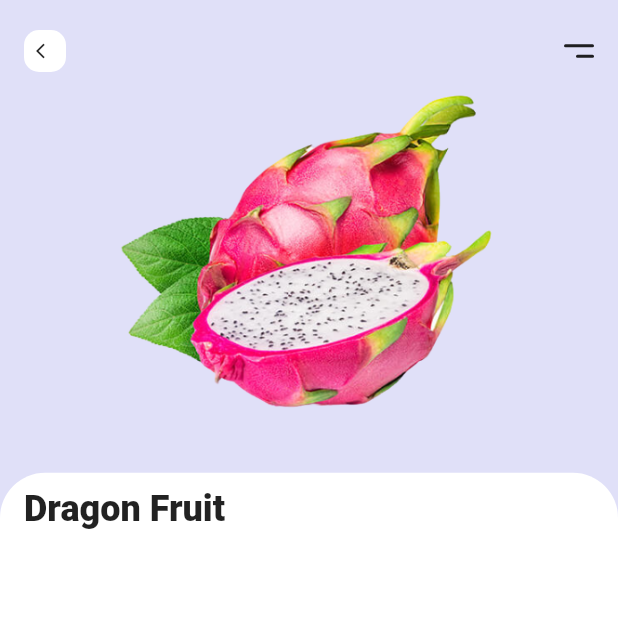
After one commit to AshutoshPatole/FlutterUI, a Flutter app: the screen it shows after launch, after a tap on "Dragon Fruit", on a phone screen of 412 x 824 dp, the top half of it. The commit adds this screen. Run offline on Flutter 3.47's test engine with Material 2 defaults, Android fonts, the light colour scheme and no system bars; our stand-ins replace auto_size_text, avatar_glow, font_awesome_flutter, google_fonts.

Commit message:
cleared indexing issue

```diff
--- /dev/null
+++ b/fruits_app/lib/UI/fruitDetails.dart
@@ -0,0 +1,77 @@
+import 'package:flutter/material.dart';
+import 'package:fruits_app/Widgets/appBar.dart';
+
+class FruitDetails extends StatelessWidget {
+  final Color bgColor;
+  final String fruitName;
+  final String price;
+  final String fruitDetails;
+  final String imageLocation;
+
+  const FruitDetails(
+      {Key key,
+      this.bgColor,
+      this.fruitName,
+      this.price,
+      this.fruitDetails,
+      this.imageLocation})
+      : super(key: key);
+  @override
+  Widget build(BuildContext context) {
+    return Scaffold(
+      backgroundColor: bgColor,
+      body: SafeArea(
+        child: Padding(
+          padding: const EdgeInsets.only(top: 20),
+          child: Column(
+            children: <Widget>[
+              GestureDetector(
+                onTap: () {
+                  Navigator.pop(context);
+                },
+                child: Padding(
+                  padding: const EdgeInsets.symmetric(horizontal: 16),
+                  child: TopBar(
+                    color: Colors.white,
+                  ),
+                ),
+              ),
+              Container(
+                width: double.infinity,
+                height: MediaQuery.of(context).size.height * 0.3,
+                child: Image.asset(imageLocation),
+              ),
+              const SizedBox(
+                height: 20,
+              ),
+              Expanded(
+                child: Container(
+                  padding: const EdgeInsets.symmetric(
+                      horizontal: 16.0, vertical: 10),
+                  decoration: BoxDecoration(
+                    color: Colors.white,
+                    borderRadius: BorderRadius.only(
+                      topLeft: Radius.circular(30.0),
+                      topRight: Radius.circular(30.0),
+                    ),
+                  ),
+                  child: ListView(
+                    children: <Widget>[
+                      Text(
+                        fruitName,
+                        style: TextStyle(
+                          fontWeight: FontWeight.w800,
+                          fontSize: 24,
+                        ),
+                      ),
+                    ],
+                  ),
+                ),
+              )
+            ],
+          ),
+        ),
+      ),
+    );
+  }
+}
--- a/fruits_app/lib/Widgets/appBar.dart
+++ b/fruits_app/lib/Widgets/appBar.dart
@@ -20,6 +20,7 @@ class TopBar extends StatelessWidget {
             child: Icon(
               Icons.arrow_back_ios,
               size: 12,
+
             ),
           ),
         ),
--- a/fruits_app/lib/Widgets/fruitsView.dart
+++ b/fruits_app/lib/Widgets/fruitsView.dart
@@ -1,6 +1,7 @@
 import 'package:flutter/material.dart';
 import 'package:flutter_staggered_grid_view/flutter_staggered_grid_view.dart';
 import 'package:font_awesome_flutter/font_awesome_flutter.dart';
+import 'package:fruits_app/UI/fruitDetails.dart';
 import 'package:fruits_app/models/sampleData.dart';
 import 'package:google_fonts/google_fonts.dart';
 
@@ -14,7 +15,24 @@ class FruitsView extends StatelessWidget {
       scrollDirection: Axis.vertical,
       itemCount: fruits.length,
       itemBuilder: (BuildContext context, int index) {
-        return Container(
+        return GestureDetector(
+          onTap: () {
+            final bgColor = fruitColor[index];
+            // print("this is passed bg Color ====== $bgColor");
+            Navigator.push(
+              context,
+              MaterialPageRoute(
+                builder: (context) => FruitDetails(
+                  bgColor: bgColor,
+                  fruitDetails: fruitDetails[index],
+                  fruitName: fruits[index],
+                  imageLocation: images[index],
+                  price: price[index],
+                ),
+              ),
+            );
+          },
+          child: Container(
             decoration: BoxDecoration(
               color: fruitColor[index].withOpacity(0.5),
               borderRadius: BorderRadius.circular(20.0),
@@ -72,7 +90,8 @@ class FruitsView extends StatelessWidget {
                     height: 35,
                     decoration: BoxDecoration(
                       color: Colors.transparent,
-                    border: Border.all(color: fruitColor[index].withOpacity(1)),
+                      border:
+                          Border.all(color: fruitColor[index].withOpacity(1)),
                       borderRadius: BorderRadius.circular(14.5),
                     ),
                     child: Center(
@@ -85,6 +104,7 @@ class FruitsView extends StatelessWidget {
                 )
               ],
             ),
+          ),
         );
       },
       staggeredTileBuilder: (int index) =>
--- a/fruits_app/lib/models/sampleData.dart
+++ b/fruits_app/lib/models/sampleData.dart
@@ -13,7 +13,7 @@ List price = ['2.45', '1.52', '4.07', '1.36', '5.10', '3.25'];
 
 List<Color> fruitColor = [
   Colors.pink[100],
-  Color(0xfff8e8c0),
+  Color(0xfff8e8c1),
   Color(0xff708078),
   Color(0xfff8c878),
   Color(0xffe0e0f8),
@@ -28,3 +28,12 @@ List images = [
   "assets/dragon.png",
   "assets/lychee.png"
 ];
+
+List fruitDetails = [
+  'Lorem Ipsum is simply dummy text of the printing and typesetting industry. Lorem Ipsum has been the industry\'s standard dummy text ever since the 1500s, when an unknown printer took a galley of type and scrambled it to make a type specimen book. It has survived not only five centuries, but also the leap into electronic typesetting, remaining essentially unchanged. It was popularised in the 1960s with the release of Letraset sheets containing Lorem Ipsum passages, and more recently with desktop publishing software like Aldus PageMaker including versions of Lorem Ipsum.',
+  'Lorem Ipsum is simply dummy text of the printing and typesetting industry. Lorem Ipsum has been the industry\'s standard dummy text ever since the 1500s, when an unknown printer took a galley of type and scrambled it to make a type specimen book. It has survived not only five centuries, but also the leap into electronic typesetting, remaining essentially unchanged. It was popularised in the 1960s with the release of Letraset sheets containing Lorem Ipsum passages, and more recently with desktop publishing software like Aldus PageMaker including versions of Lorem Ipsum.',
+  'Lorem Ipsum is simply dummy text of the printing and typesetting industry. Lorem Ipsum has been the industry\'s standard dummy text ever since the 1500s, when an unknown printer took a galley of type and scrambled it to make a type specimen book. It has survived not only five centuries, but also the leap into electronic typesetting, remaining essentially unchanged. It was popularised in the 1960s with the release of Letraset sheets containing Lorem Ipsum passages, and more recently with desktop publishing software like Aldus PageMaker including versions of Lorem Ipsum.',
+  'Lorem Ipsum is simply dummy text of the printing and typesetting industry. Lorem Ipsum has been the industry\'s standard dummy text ever since the 1500s, when an unknown printer took a galley of type and scrambled it to make a type specimen book. It has survived not only five centuries, but also the leap into electronic typesetting, remaining essentially unchanged. It was popularised in the 1960s with the release of Letraset sheets containing Lorem Ipsum passages, and more recently with desktop publishing software like Aldus PageMaker including versions of Lorem Ipsum.',
+  'Lorem Ipsum is simply dummy text of the printing and typesetting industry. Lorem Ipsum has been the industry\'s standard dummy text ever since the 1500s, when an unknown printer took a galley of type and scrambled it to make a type specimen book. It has survived not only five centuries, but also the leap into electronic typesetting, remaining essentially unchanged. It was popularised in the 1960s with the release of Letraset sheets containing Lorem Ipsum passages, and more recently with desktop publishing software like Aldus PageMaker including versions of Lorem Ipsum.',
+  'Lorem Ipsum is simply dummy text of the printing and typesetting industry. Lorem Ipsum has been the industry\'s standard dummy text ever since the 1500s, when an unknown printer took a galley of type and scrambled it to make a type specimen book. It has survived not only five centuries, but also the leap into electronic typesetting, remaining essentially unchanged. It was popularised in the 1960s with the release of Letraset sheets containing Lorem Ipsum passages, and more recently with desktop publishing software like Aldus PageMaker including versions of Lorem Ipsum.',
+];
```
Also changed, not shown: fruits_app/pubspec.lock. Lines whose indentation alone changed are shown as unchanged.
